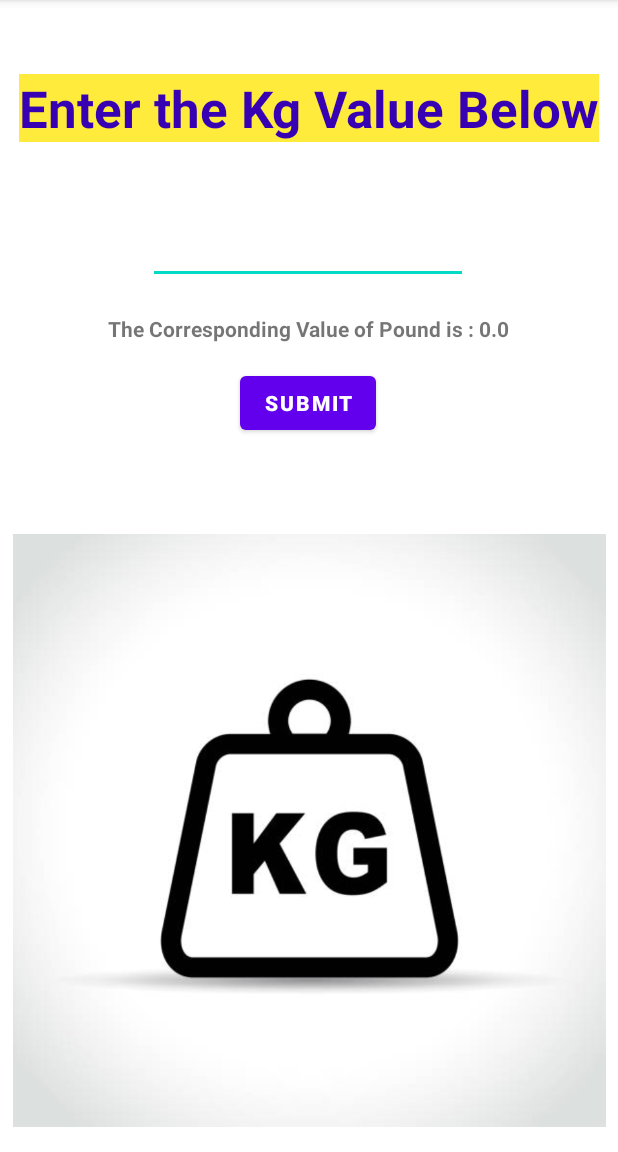
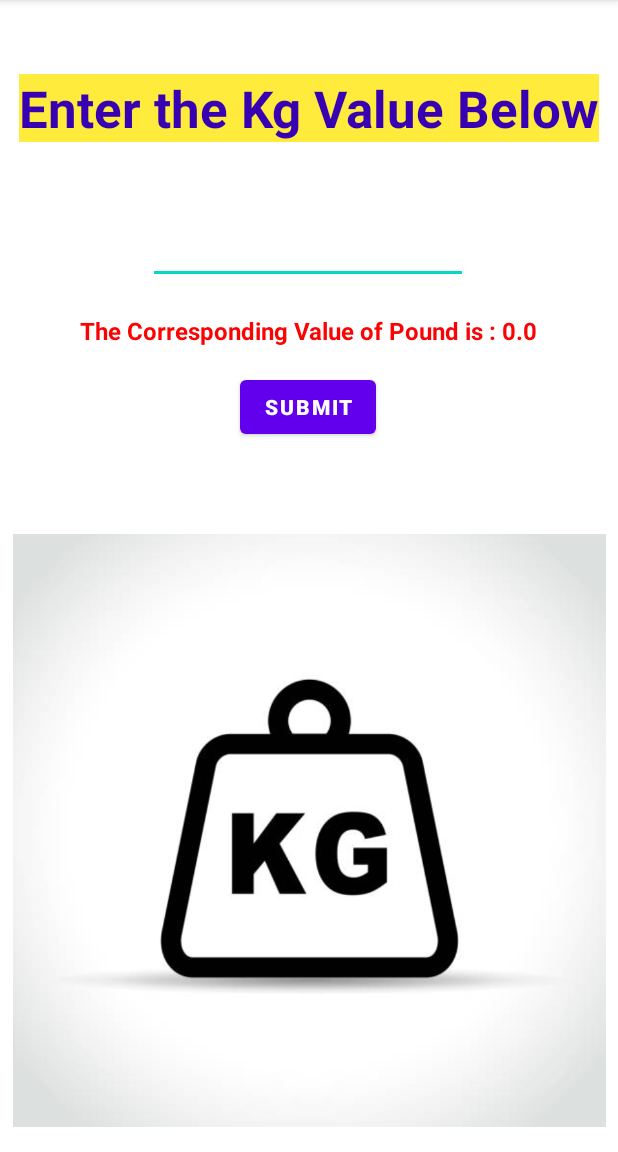
Before and after one commit to devrajmudgal211b109/UnitConvertor, an Android app: the screen it shows after launch (MainActivity), after a tap on "SUBMIT", on a phone screen of 412 x 824 dp, the part 84-1236 px from its top. Run offline under Robolectric (Android 15) with nearby library versions, the phone set to English and light mode, and no system bars; 1 statement that could not run was skipped.

Commit message:
Updated Colour for text View

```diff
--- a/app/src/main/res/layout/activity_main.xml
+++ b/app/src/main/res/layout/activity_main.xml
@@ -24,6 +24,8 @@
         android:layout_width="wrap_content"
         android:layout_height="wrap_content"
         android:layout_marginTop="20dp"
+        android:textColor="#FB0303"
+        android:textSize="16sp"
         android:textStyle="bold"
         app:layout_constraintEnd_toEndOf="parent"
         app:layout_constraintHorizontal_bias="0.498"
```
